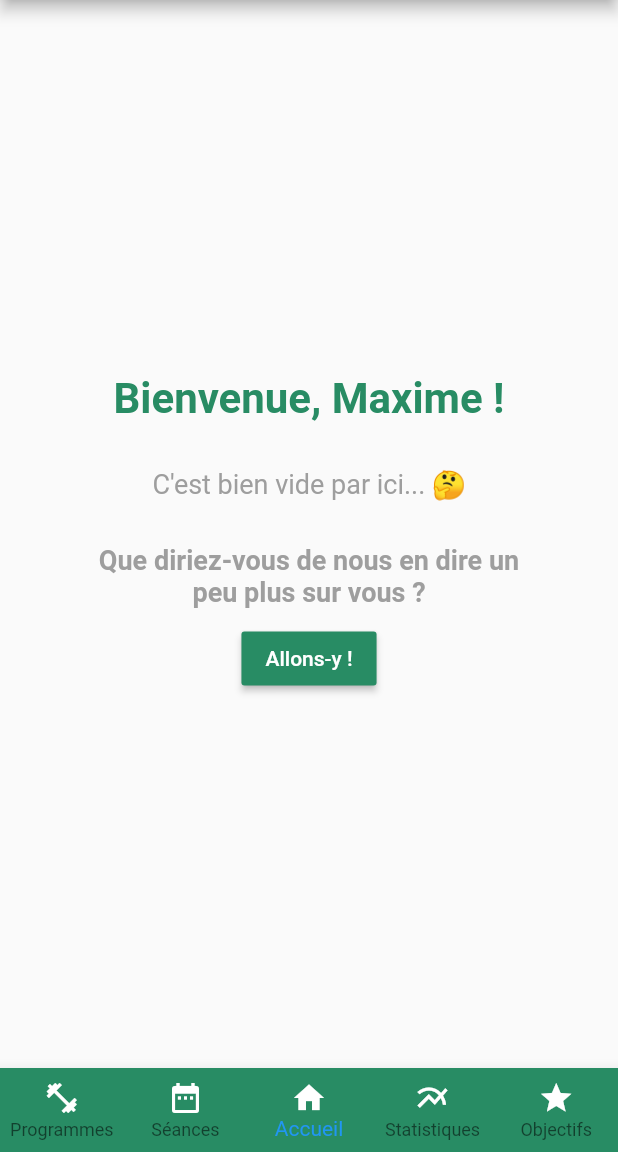
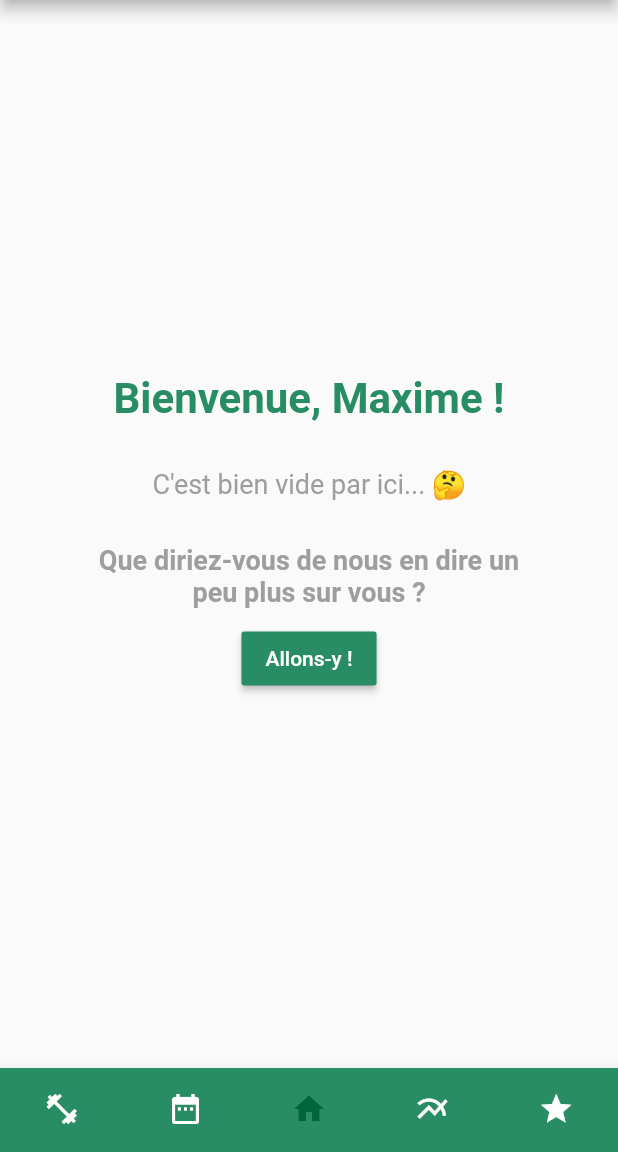
Before and after one commit to MaximeDubost/Strongr, a Flutter app: the Homepage screen opened directly, on a phone screen of 412 x 824 dp, the part 84-1236 px from its top. Run offline on Flutter 3.47's test engine with Material 2 defaults, Android fonts, the phone set to English and light mode, and no system bars; Roboto replaces fonts that are missing (Calibri).

Commit message:
Modification visuelle de la BottomNavigationBar
(-) Suppression des titles
(+) Ajout des activeIcons

```diff
--- a/Frontend/lib/main.dart
+++ b/Frontend/lib/main.dart
@@ -1,5 +1,7 @@
 import 'package:flutter/material.dart';
 import 'package:flutter_app_test/pages/loading_page.dart';
+
+import 'pages/homepage.dart';
 
 
 const PrimaryColor = Color.fromRGBO(40, 140, 100, 1.0);
@@ -9,6 +11,7 @@ const DarkColor = Color.fromRGBO(0, 100, 60, 1.0);
 void main() {
   runApp(new MaterialApp(
     debugShowCheckedModeBanner: false,
-    home: new LoadingPage(),
+    //home: new LoadingPage(),
+    home: new Homepage(),
   ));
 }
--- a/Frontend/lib/pages/homepage.dart
+++ b/Frontend/lib/pages/homepage.dart
@@ -1,6 +1,9 @@
 import 'package:flutter/cupertino.dart';
 import 'package:flutter/material.dart';
 
+import '../main.dart';
+import '../main.dart';
+import '../main.dart';
 import '../main.dart';
 import 'profile_page.dart';
 import 'settings_page.dart';
@@ -152,9 +155,12 @@ class HomepageState extends State<Homepage>
               duration: const Duration(milliseconds: 200),
               curve: Curves.easeInOut);
         },
+        showSelectedLabels: false,
+        showUnselectedLabels: false,
         items: <BottomNavigationBarItem>[
           BottomNavigationBarItem(
             icon: Icon(Icons.fitness_center, color: Colors.white),
+            activeIcon: Icon(Icons.fitness_center, color: DarkColor),
             title: Text(
               'Programmes',
               style: TextStyle(color: Colors.white),
@@ -162,6 +168,7 @@ class HomepageState extends State<Homepage>
           ),
           BottomNavigationBarItem(
             icon: Icon(Icons.date_range, color: Colors.white),
+            activeIcon: Icon(Icons.date_range, color: DarkColor),
             title: Text(
               'Séances',
               style: TextStyle(color: Colors.white),
@@ -169,23 +176,27 @@ class HomepageState extends State<Homepage>
           ),
           BottomNavigationBarItem(
             icon: Icon(Icons.home, color: Colors.white),
+            activeIcon: Icon(Icons.home, color: DarkColor),
             title: Text(
-              'Accueil',
+              'Dashboard',
               style: TextStyle(color: Colors.white),
             ),
           ),
           BottomNavigationBarItem(
             icon: Icon(Icons.multiline_chart, color: Colors.white),
+            activeIcon: Icon(Icons.multiline_chart, color: DarkColor),
             title: Text(
-              'Statistiques',
+              'Stats',
               style: TextStyle(color: Colors.white),
             ),
           ),
           BottomNavigationBarItem(
             icon: Icon(Icons.star, color: Colors.white),
+            activeIcon: Icon(Icons.star, color: DarkColor),
             title: Text(
               'Objectifs',
               style: TextStyle(color: Colors.white),
+
             ),
           ),
         ],
```
